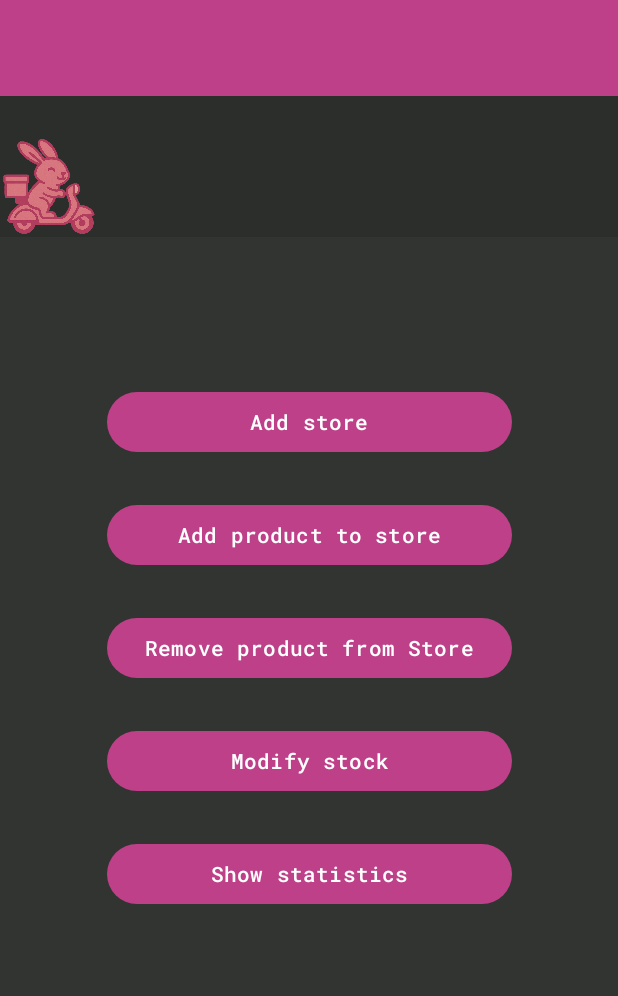
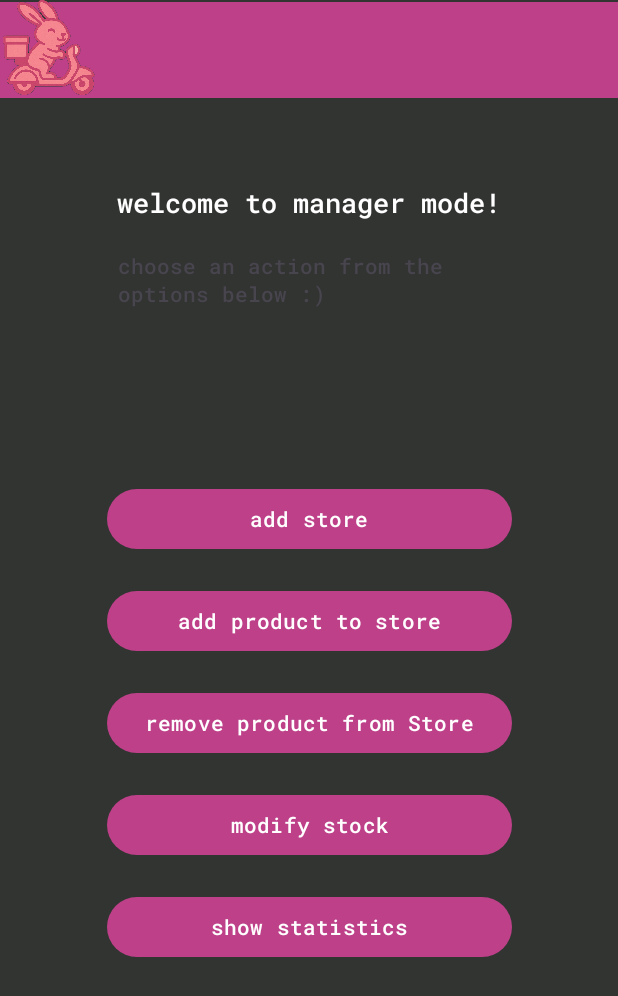
Before and after one commit to sassalosrigas/tokki-app, an Android app: the ManagerMain screen opened directly, with no data from a screen before it, on a phone screen of 412 x 824 dp. Shown: the top 996 px of the screen. Run offline under Robolectric (Android 15) with nearby library versions, the phone set to English and light mode, and no system bars.

Commit message:
ligotero asximo manager

```diff
--- a/app/src/main/res/layout/manager_homepage.xml
+++ b/app/src/main/res/layout/manager_homepage.xml
@@ -12,7 +12,7 @@
         android:id="@+id/addstore_button"
         android:layout_width="@dimen/managerbuttonwidth"
         android:layout_height="wrap_content"
-        android:layout_marginTop="250dp"
+        android:layout_marginTop="350dp"
         android:text="@string/addstore"
         app:layout_constraintBottom_toTopOf="@+id/addproduct_button"
         app:layout_constraintEnd_toEndOf="parent"
@@ -73,10 +73,12 @@
         android:id="@+id/customertoolbar"
         android:layout_width="0dp"
         android:layout_height="wrap_content"
+        android:layout_marginTop="1dp"
+        android:layout_marginBottom="102dp"
         android:background="?attr/colorPrimary"
         android:minHeight="?attr/actionBarSize"
         android:theme="?attr/actionBarTheme"
-        app:layout_constraintBottom_toTopOf="@+id/divider"
+        app:layout_constraintBottom_toTopOf="@+id/textView2"
         app:layout_constraintEnd_toEndOf="parent"
         app:layout_constraintStart_toStartOf="parent"
         app:layout_constraintTop_toTopOf="parent" />
@@ -85,18 +87,32 @@
         android:id="@+id/customerlogo"
         android:layout_width="65dp"
         android:layout_height="63dp"
-        android:layout_marginBottom="668dp"
-        app:layout_constraintBottom_toBottomOf="parent"
+        app:layout_constraintStart_toStartOf="parent"
+        app:layout_constraintTop_toTopOf="parent"
         app:srcCompat="@drawable/img" />
 
-    <View
-        android:id="@+id/divider"
-        android:layout_width="0dp"
+    <TextView
+        android:id="@+id/welcomemanagermsg"
+        android:layout_width="wrap_content"
+        android:layout_height="wrap_content"
+        android:layout_marginTop="57dp"
+        android:text="@string/welcomemanager"
+        android:textColor="@color/white"
+        android:textSize="18sp"
+        app:layout_constraintEnd_toEndOf="parent"
+        app:layout_constraintHorizontal_bias="0.5"
+        app:layout_constraintStart_toStartOf="parent"
+        app:layout_constraintTop_toBottomOf="@+id/customertoolbar" />
+
+    <TextView
+        android:id="@+id/textView2"
+        android:layout_width="240dp"
         android:layout_height="0dp"
-        android:layout_marginBottom="666dp"
-        android:background="?android:attr/listDivider"
+        android:layout_marginBottom="529dp"
+        android:text="@string/managermodedescription"
         app:layout_constraintBottom_toBottomOf="parent"
         app:layout_constraintEnd_toEndOf="parent"
+        app:layout_constraintHorizontal_bias="0.456"
         app:layout_constraintStart_toStartOf="parent"
         app:layout_constraintTop_toBottomOf="@+id/customertoolbar" />
 
--- a/app/src/main/res/values/strings.xml
+++ b/app/src/main/res/values/strings.xml
@@ -6,12 +6,14 @@
     <string name="second_fragment_label">Second Fragment</string>
     <string name="next">Next</string>
     <string name="previous">Previous</string>
-    <string name="getstarted">Get started</string>
+    <string name="getstarted">get started</string>
     <string name="manager">Are you a manager?</string>
-    <string name="managerlogin">Log in</string>
-    <string name="addstore">Add store</string>
-    <string name="addproduct">Add product to store</string>
-    <string name="removeproduct">Remove product from Store</string>
-    <string name="statistics">Show statistics</string>
-    <string name="modifystock">Modify stock</string>
+    <string name="managerlogin">log in</string>
+    <string name="addstore">add store</string>
+    <string name="addproduct">add product to store</string>
+    <string name="removeproduct">remove product from Store</string>
+    <string name="statistics">show statistics</string>
+    <string name="modifystock">modify stock</string>
+    <string name="welcomemanager">welcome to manager mode!</string>
+    <string name="managermodedescription">choose an action from the options below :)</string>
 </resources>
```
